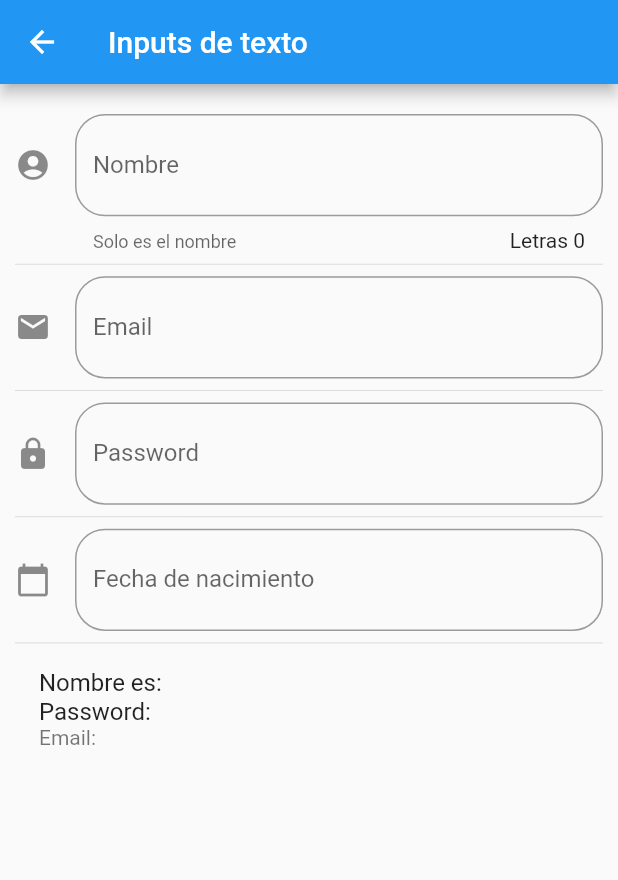
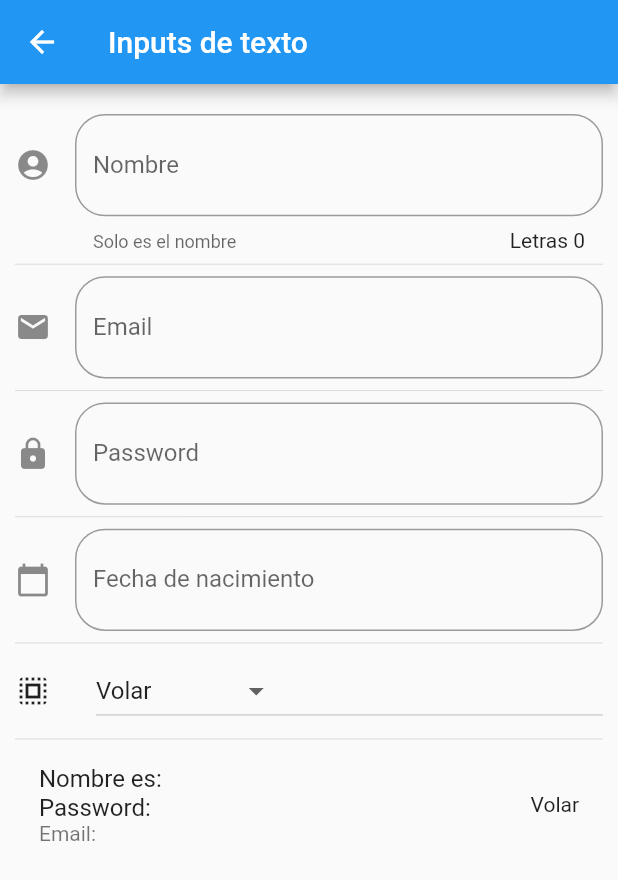
Before and after one commit to vinsfran/componentes, a Flutter app: the InputPage screen opened by its route, on a phone screen of 412 x 824 dp. Shown: the top 880 px of the screen. Run offline on Flutter 3.47's test engine with Material 2 defaults, Android fonts, the phone set to English and light mode, and no system bars.

Commit message:
83. Dropdown y DropdownMenuItem

```diff
--- a/lib/src/pages/input_page.dart
+++ b/lib/src/pages/input_page.dart
@@ -10,6 +10,14 @@ class _InputPageState extends State<InputPage> {
   String _email = '';
   String _password = '';
   String _fecha = '';
+  String _opcionSeleccionada = 'Volar';
+
+  List<String> _poderes = [
+    'Volar',
+    'Rayos X',
+    'Super Aliento',
+    'Super Fuerza',
+  ];
 
   TextEditingController _inputFieldDateController = new TextEditingController();
 
@@ -29,6 +37,8 @@ class _InputPageState extends State<InputPage> {
           _crearPassword(),
           Divider(),
           _crearFecha(context),
+          Divider(),
+          _crearDropdown(),
           Divider(),
           _crearPersona(),
         ],
@@ -119,10 +129,41 @@ class _InputPageState extends State<InputPage> {
     }
   }
 
+  List<DropdownMenuItem<String>> getOpcionesDropdown() {
+    List<DropdownMenuItem<String>> lista = new List();
+    _poderes.forEach((poder) {
+      lista.add(DropdownMenuItem(
+        child: Text(poder),
+        value: poder,
+      ));
+    });
+    return lista;
+  }
+
+  Widget _crearDropdown() {
+    return Row(
+      children: <Widget>[
+        Icon(Icons.select_all),
+        SizedBox(width: 30.0),
+        Expanded(
+          child: DropdownButton(
+              value: _opcionSeleccionada,
+              items: getOpcionesDropdown(),
+              onChanged: (opt) {
+                setState(() {
+                  _opcionSeleccionada = opt;
+                });
+              }),
+        )
+      ],
+    );
+  }
+
   Widget _crearPersona() {
     return ListTile(
       title: Text('Nombre es: $_nombre \nPassword: $_password'),
       subtitle: Text('Email: $_email'),
+      trailing: Text(_opcionSeleccionada),
     );
   }
 }
```
